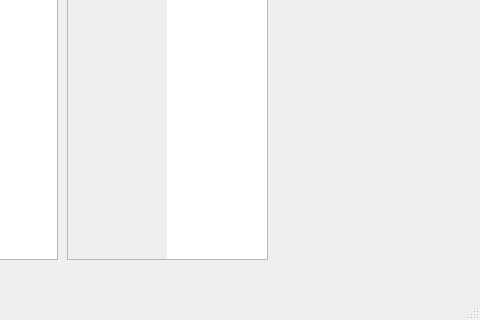
Old version of the form src/mainwindow.ui in the repository Enidable/AkademeMateQt; both pictures show x 733 to 1213 and y 280 to 600 of the 1213 by 600 pixel window.
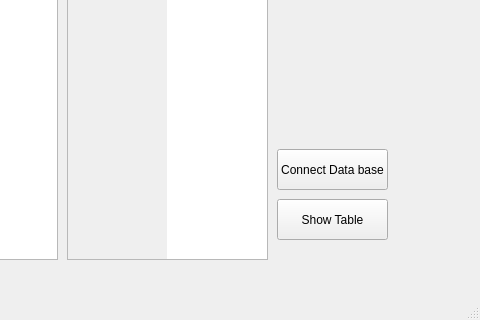
New version of the form.

What changed in the file:
```diff
--- a/src/mainwindow.ui
+++ b/src/mainwindow.ui
@@ -170,6 +170,42 @@
      </property>
     </row>
    </widget>
+   <widget class="QTableView" name="MainTable">
+    <property name="geometry">
+     <rect>
+      <x>0</x>
+      <y>0</y>
+      <width>791</width>
+      <height>521</height>
+     </rect>
+    </property>
+   </widget>
+   <widget class="QPushButton" name="Load_db_button">
+    <property name="geometry">
+     <rect>
+      <x>1010</x>
+      <y>460</y>
+      <width>111</width>
+      <height>41</height>
+     </rect>
+    </property>
+    <property name="text">
+     <string>Show Table</string>
+    </property>
+   </widget>
+   <widget class="QPushButton" name="connect_db_button">
+    <property name="geometry">
+     <rect>
+      <x>1010</x>
+      <y>410</y>
+      <width>111</width>
+      <height>41</height>
+     </rect>
+    </property>
+    <property name="text">
+     <string>Connect Data base</string>
+    </property>
+   </widget>
   </widget>
   <widget class="QMenuBar" name="menubar">
    <property name="geometry">
```
Left out of the diff: 10 changed lines with no effect on the pictures.
